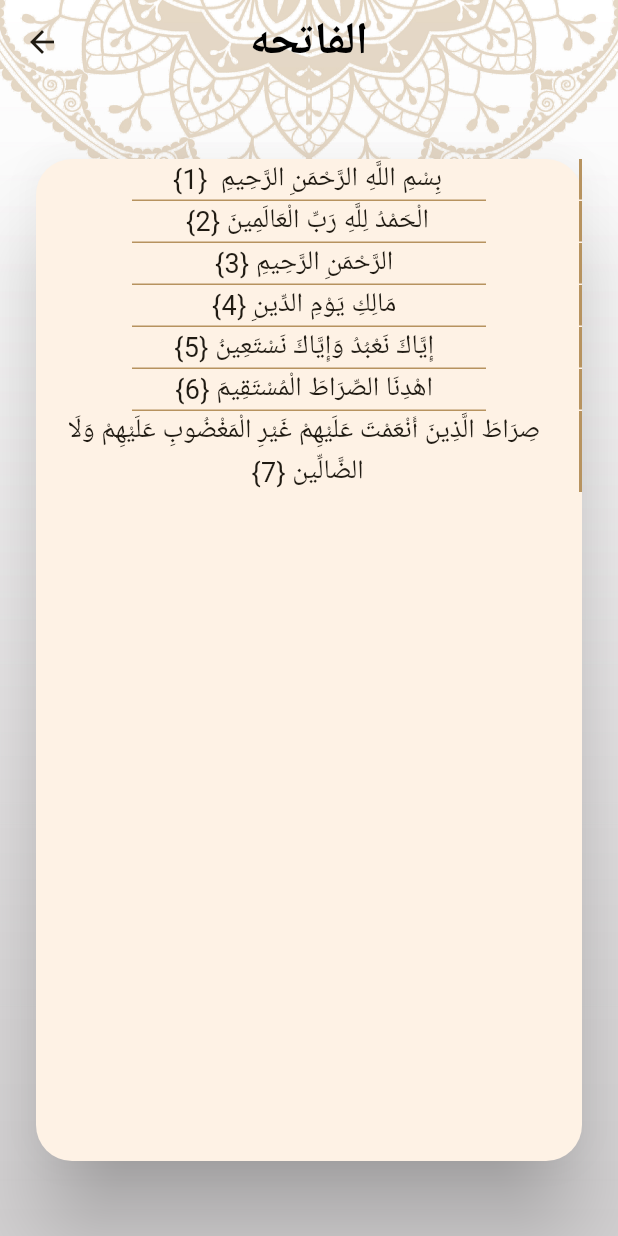
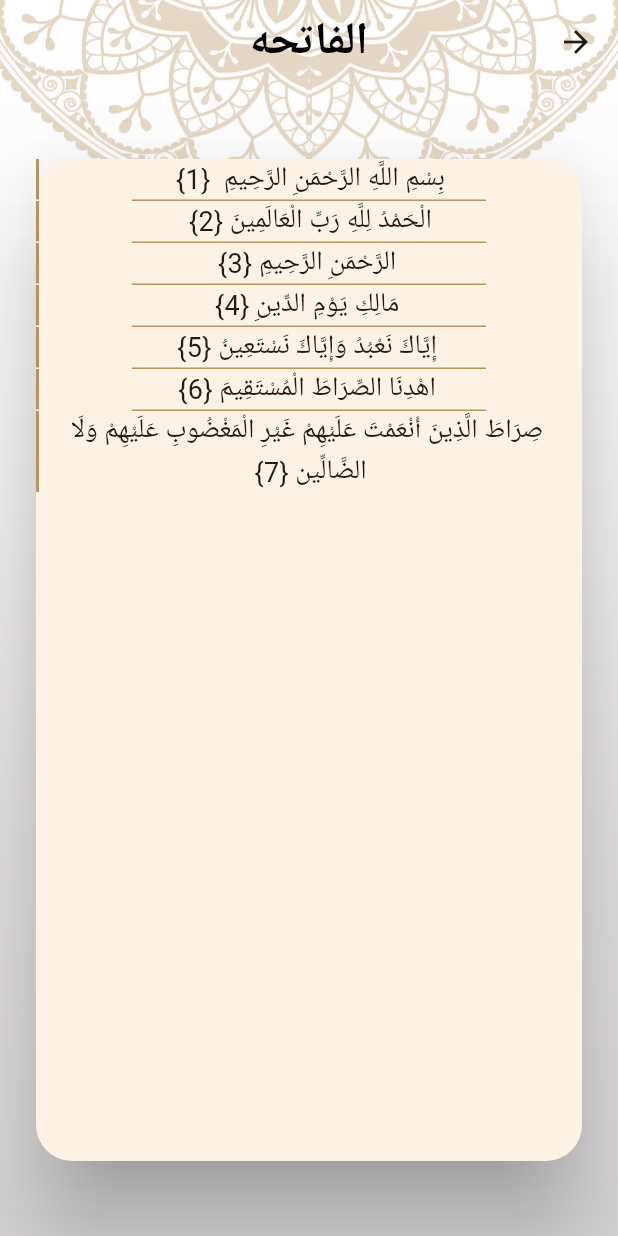
Before and after one commit to amrelsho147/islami, a Flutter app: the screen it shows after launch, after a tap on "الفاتحه", on a phone screen of 412 x 824 dp. Run offline on Flutter 3.47's test engine with Material 3 defaults, Android fonts, the phone set to English and light mode, and no system bars.

Commit message:
feat : apply localization

````diff
--- /dev/null
+++ b/l10n.yaml
@@ -0,0 +1,3 @@
+arb-dir: lib/l10n
+template-arb-file: app_en.arb
+output-localization-file: app_localizations.dart
--- /dev/null
+++ b/lib/l10n/app_localizations.dart
@@ -0,0 +1,176 @@
+import 'dart:async';
+
+import 'package:flutter/foundation.dart';
+import 'package:flutter/widgets.dart';
+import 'package:flutter_localizations/flutter_localizations.dart';
+import 'package:intl/intl.dart' as intl;
+
+import 'app_localizations_ar.dart';
+import 'app_localizations_en.dart';
+
+// ignore_for_file: type=lint
+
+/// Callers can lookup localized strings with an instance of AppLocalizations
+/// returned by `AppLocalizations.of(context)`.
+///
+/// Applications need to include `AppLocalizations.delegate()` in their app's
+/// `localizationDelegates` list, and the locales they support in the app's
+/// `supportedLocales` list. For example:
+///
+/// ```dart
+/// import 'l10n/app_localizations.dart';
+///
+/// return MaterialApp(
+///   localizationsDelegates: AppLocalizations.localizationsDelegates,
+///   supportedLocales: AppLocalizations.supportedLocales,
+///   home: MyApplicationHome(),
+/// );
+/// ```
+///
+/// ## Update pubspec.yaml
+///
+/// Please make sure to update your pubspec.yaml to include the following
+/// packages:
+///
+/// ```yaml
+/// dependencies:
+///   # Internationalization support.
+///   flutter_localizations:
+///     sdk: flutter
+///   intl: any # Use the pinned version from flutter_localizations
+///
+///   # Rest of dependencies
+/// ```
+///
+/// ## iOS Applications
+///
+/// iOS applications define key application metadata, including supported
+/// locales, in an Info.plist file that is built into the application bundle.
+/// To configure the locales supported by your app, you’ll need to edit this
+/// file.
+///
+/// First, open your project’s ios/Runner.xcworkspace Xcode workspace file.
+/// Then, in the Project Navigator, open the Info.plist file under the Runner
+/// project’s Runner folder.
+///
+/// Next, select the Information Property List item, select Add Item from the
+/// Editor menu, then select Localizations from the pop-up menu.
+///
+/// Select and expand the newly-created Localizations item then, for each
+/// locale your application supports, add a new item and select the locale
+/// you wish to add from the pop-up menu in the Value field. This list should
+/// be consistent with the languages listed in the AppLocalizations.supportedLocales
+/// property.
+abstract class AppLocalizations {
+  AppLocalizations(String locale)
+    : localeName = intl.Intl.canonicalizedLocale(locale.toString());
+
+  final String localeName;
+
+  static AppLocalizations? of(BuildContext context) {
+    return Localizations.of<AppLocalizations>(context, AppLocalizations);
+  }
+
+  static const LocalizationsDelegate<AppLocalizations> delegate =
+      _AppLocalizationsDelegate();
+
+  /// A list of this localizations delegate along with the default localizations
+  /// delegates.
+  ///
+  /// Returns a list of localizations delegates containing this delegate along with
+  /// GlobalMaterialLocalizations.delegate, GlobalCupertinoLocalizations.delegate,
+  /// and GlobalWidgetsLocalizations.delegate.
+  ///
+  /// Additional delegates can be added by appending to this list in
+  /// MaterialApp. This list does not have to be used at all if a custom list
+  /// of delegates is preferred or required.
+  static const List<LocalizationsDelegate<dynamic>> localizationsDelegates =
+      <LocalizationsDelegate<dynamic>>[
+        delegate,
+        GlobalMaterialLocalizations.delegate,
+        GlobalCupertinoLocalizations.delegate,
+        GlobalWidgetsLocalizations.delegate,
+      ];
+
+  /// A list of this localizations delegate's supported locales.
+  static const List<Locale> supportedLocales = <Locale>[
+    Locale('ar'),
+    Locale('en'),
+  ];
+
+  /// No description provided for @appTitle.
+  ///
+  /// In en, this message translates to:
+  /// **'Islami'**
+  String get appTitle;
+
+  /// No description provided for @chapterTitle.
+  ///
+  /// In en, this message translates to:
+  /// **'Chapter Title'**
+  String get chapterTitle;
+
+  /// No description provided for @quranTab.
+  ///
+  /// In en, this message translates to:
+  /// **'Quran'**
+  String get quranTab;
+
+  /// No description provided for @hadethTab.
+  ///
+  /// In en, this message translates to:
+  /// **'Hadeth'**
+  String get hadethTab;
+
+  /// No description provided for @radioTab.
+  ///
+  /// In en, this message translates to:
+  /// **'Radio'**
+  String get radioTab;
+
+  /// No description provided for @tasbehTab.
+  ///
+  /// In en, this message translates to:
+  /// **'Mention'**
+  String get tasbehTab;
+
+  /// No description provided for @hadethNum.
+  ///
+  /// In en, this message translates to:
+  /// **'Hadeth Num'**
+  String get hadethNum;
+}
+
+class _AppLocalizationsDelegate
+    extends LocalizationsDelegate<AppLocalizations> {
+  const _AppLocalizationsDelegate();
+
+  @override
+  Future<AppLocalizations> load(Locale locale) {
+    return SynchronousFuture<AppLocalizations>(lookupAppLocalizations(locale));
+  }
+
+  @override
+  bool isSupported(Locale locale) =>
+      <String>['ar', 'en'].contains(locale.languageCode);
+
+  @override
+  bool shouldReload(_AppLocalizationsDelegate old) => false;
+}
+
+AppLocalizations lookupAppLocalizations(Locale locale) {
+  // Lookup logic when only language code is specified.
+  switch (locale.languageCode) {
+    case 'ar':
+      return AppLocalizationsAr();
+    case 'en':
+      return AppLocalizationsEn();
+  }
+
+  throw FlutterError(
+    'AppLocalizations.delegate failed to load unsupported locale "$locale". This is likely '
+    'an issue with the localizations generation tool. Please file an issue '
+    'on GitHub with a reproducible sample app and the gen-l10n configuration '
+    'that was used.',
+  );
+}
--- a/lib/main.dart
+++ b/lib/main.dart
@@ -4,7 +4,8 @@ import 'package:islami/ui/HomeScreen/Taps/Quran_tap/Hadeth_tap/Hadeth_details.da
 import 'package:islami/ui/HomeScreen/homeScreen.dart';
 import 'package:islami/ui/SplashScreen/splash_Screen.dart';
 import 'package:islami/ui/theam/Theam.dart';
-
+import 'package:flutter_localizations/flutter_localizations.dart';
+import 'l10n/app_localizations.dart';
 void main() {
   runApp(const MyApp());
 }
@@ -23,11 +24,10 @@ class MyApp extends StatelessWidget {
         HomeScreen.routeName  : (_)=>HomeScreen(),
         ChapterDetails.routeName : (_)=> ChapterDetails(),
        HadethDetails.routeName  : (_)=> HadethDetails(),
-
-
-
-    }
-
+    },
+        localizationsDelegates: AppLocalizations.localizationsDelegates,
+        supportedLocales: AppLocalizations.supportedLocales,
+      locale: Locale('ar'),
 
     );
   }
--- a/lib/ui/HomeScreen/Taps/Quran_tap/Hadeth_tap/HadethTap.dart
+++ b/lib/ui/HomeScreen/Taps/Quran_tap/Hadeth_tap/HadethTap.dart
@@ -1,6 +1,7 @@
 import 'package:flutter/cupertino.dart';
 import 'package:flutter/material.dart';
 import 'package:flutter/services.dart';
+import 'package:islami/l10n/app_localizations.dart';
 import 'package:islami/ui/HomeScreen/Taps/Quran_tap/Hadeth_tap/Hadeth_titel.dart';
 
 import '../../../../theam/Theam.dart';
@@ -34,7 +35,7 @@ class _HadethTapState extends State<HadethTap> {
         ),
         Padding(
           padding: EdgeInsetsGeometry.symmetric(vertical: .8),
-          child: Text('Hadeth Title'
+          child: Text(AppLocalizations.of(context)!.hadethNum
             ,style: TextStyle(fontSize: 25,fontWeight: FontWeight.w500),),
         ),
         Container(
--- a/lib/ui/HomeScreen/Taps/Quran_tap/QuranTap.dart
+++ b/lib/ui/HomeScreen/Taps/Quran_tap/QuranTap.dart
@@ -1,5 +1,6 @@
 import 'package:flutter/cupertino.dart';
 import 'package:flutter/material.dart';
+import 'package:islami/l10n/app_localizations.dart';
 import 'package:islami/ui/HomeScreen/Taps/Quran_tap/Chapter_titel.dart';
 import 'package:islami/ui/theam/Theam.dart';
 
@@ -34,7 +35,7 @@ class QuranTap extends StatelessWidget{
         ),
         Padding(
           padding: EdgeInsetsGeometry.symmetric(vertical: .8),
-          child: Text('Chapter Title'
+          child: Text(AppLocalizations.of(context)!.chapterTitle
           ,style: TextStyle(fontSize: 25,fontWeight: FontWeight.w500),),
         ),
         Container(
--- a/lib/ui/HomeScreen/homeScreen.dart
+++ b/lib/ui/HomeScreen/homeScreen.dart
@@ -1,5 +1,6 @@
 import 'package:flutter/cupertino.dart';
 import 'package:flutter/material.dart';
+import 'package:islami/l10n/app_localizations.dart';
 import 'package:islami/ui/HomeScreen/BotoomNvITem.dart';
 import 'package:islami/ui/theam/Theam.dart';
 
@@ -25,7 +26,7 @@ class _HomeScreenState extends State<HomeScreen> {
         Image.asset('assets/images/homescreen.jpg',fit: BoxFit.fill,
         height: double.infinity,width: double.infinity,),
     Scaffold(
-    appBar: AppBar(title: Text('Islami',style: TextStyle(color:Colors.black),),),
+    appBar: AppBar(title: Text(AppLocalizations.of(context)!.appTitle,style: TextStyle(color:Colors.black),),),
       body: taps[selectedIndex],
       bottomNavigationBar: BottomNavigationBar(
         onTap: (index) {
@@ -36,10 +37,10 @@ class _HomeScreenState extends State<HomeScreen> {
         },
         currentIndex:selectedIndex  ,
         items: [
-        bottomNavItem('quarn', 'assets/images/moshaf_gold.png'),
-        bottomNavItem( 'headeth','assets/images/icon_hadeth.png'),
-        bottomNavItem('tasbehh','assets/images/sebha.png'),
-        bottomNavItem('radio','assets/images/radio.png' ),
+        bottomNavItem(AppLocalizations.of(context)!.quranTab, 'assets/images/moshaf_gold.png'),
+        bottomNavItem( AppLocalizations.of(context)!.hadethTab,'assets/images/icon_hadeth.png'),
+        bottomNavItem(AppLocalizations.of(context)!.tasbehTab,'assets/images/sebha.png'),
+        bottomNavItem(AppLocalizations.of(context)!.radioTab,'assets/images/radio.png' ),
     ],
 
     ),
--- a/pubspec.yaml
+++ b/pubspec.yaml
@@ -30,6 +30,9 @@ environment:
 dependencies:
   flutter:
     sdk: flutter
+  flutter_localizations:
+    sdk: flutter
+  intl: any
 
   # The following adds the Cupertino Icons font to your application.
   # Use with the CupertinoIcons class for iOS style icons.
@@ -51,6 +54,7 @@ dev_dependencies:
 
 # The following section is specific to Flutter packages.
 flutter:
+  generate: true
 
   # The following line ensures that the Material Icons font is
   # included with your application, so that you can use the icons in
````
Also changed, not shown: lib/l10n/app_ar.arb (added, +9 -0 lines), lib/l10n/app_en.arb (added, +9 -0 lines), lib/l10n/app_localizations_ar.dart (added, +31 -0 lines), lib/l10n/app_localizations_en.dart (added, +31 -0 lines), pubspec.lock.
